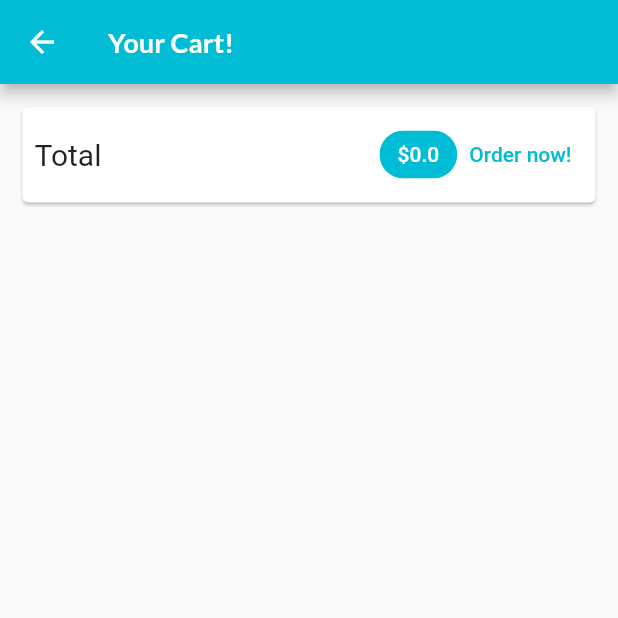
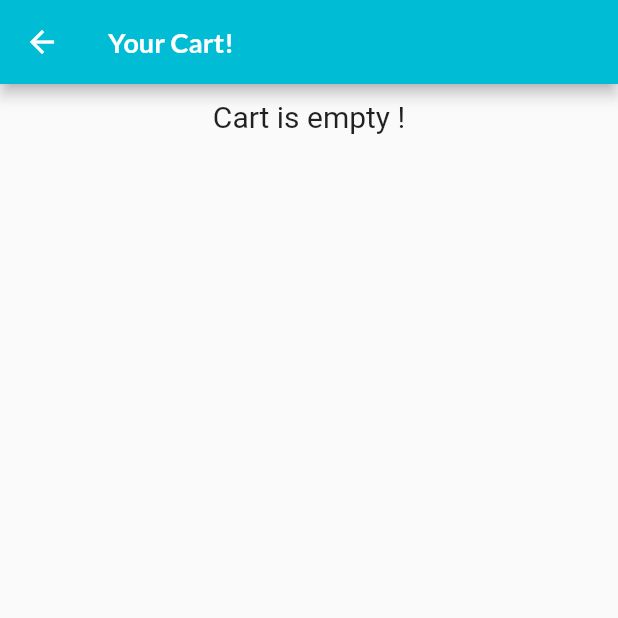
Before and after one commit to HaMinhThien-IT/iWarden, a Flutter app: the CartScreen screen opened by its route, on a phone screen of 412 x 824 dp, the top half of it. Run offline on Flutter 3.47's test engine with Material 2 defaults, Android fonts, the phone set to English and light mode, and no system bars; missing offline and left inert: dart:ffi; network calls fail.

Commit message:
create order product && loadlist

```diff
--- a/lib/providers/cart.dart
+++ b/lib/providers/cart.dart
@@ -17,7 +17,7 @@ class CartItem {
 }
 
 class Cart with ChangeNotifier {
-  final Map<String, CartItem> _items = {};
+  Map<String, CartItem> _items = {};
 
   Map<String, CartItem> get items {
     return {..._items};
@@ -69,4 +69,9 @@ class Cart with ChangeNotifier {
     _items.remove(productId);
     notifyListeners();
   }
+
+  void clear() {
+    _items = {};
+    notifyListeners();
+  }
 }
--- /dev/null
+++ b/lib/providers/order.dart
@@ -0,0 +1,32 @@
+import 'package:flutter/material.dart';
+import 'package:shop_app/providers/cart.dart';
+
+class OrderItem {
+  final String id;
+  final double amount;
+  final List<CartItem> product;
+  final DateTime dateTime;
+  OrderItem(
+      {required this.id,
+      required this.amount,
+      required this.dateTime,
+      required this.product});
+}
+
+class Orders with ChangeNotifier {
+  List<OrderItem> _orders = [];
+  List<OrderItem> get orders {
+    return [..._orders];
+  }
+
+  void addOrder(List<CartItem> cartProduct, double total) {
+    _orders.insert(
+        0,
+        OrderItem(
+            id: DateTime.now().toString(),
+            amount: total,
+            dateTime: DateTime.now(),
+            product: cartProduct));
+    notifyListeners();
+  }
+}
--- a/lib/screens/cart_screen.dart
+++ b/lib/screens/cart_screen.dart
@@ -1,20 +1,32 @@
+import 'dart:ui';
+
 import 'package:flutter/material.dart';
 import 'package:provider/provider.dart';
+import 'package:shop_app/providers/order.dart';
+import 'package:shop_app/screens/order_screen.dart';
 import 'package:shop_app/widgets/cart_item.dart';
 import '../providers/cart.dart';
 
 class CartScreen extends StatelessWidget {
   static const routeName = '/cart';
   const CartScreen({Key? key}) : super(key: key);
-
   @override
   Widget build(BuildContext context) {
     final cart = Provider.of<Cart>(context);
+    final orders = Provider.of<Orders>(context, listen: false);
     return Scaffold(
       appBar: AppBar(title: const Text('Your Cart!')),
       body: Column(
         children: <Widget>[
-          Card(
+          cart.itemCount < 1
+              ? Container(
+                  margin: const EdgeInsets.only(top: 10),
+                  child: const Text(
+                    'Cart is empty !',
+                    style: TextStyle(fontSize: 20),
+                  ),
+                )
+              : Card(
                   margin: const EdgeInsets.all(15),
                   child: Padding(
                     padding: const EdgeInsets.all(8),
@@ -30,11 +42,21 @@ class CartScreen extends StatelessWidget {
                           width: 10,
                         ),
                         Chip(
-                    label: Text('\$${cart.totalAmount.toString()}',
+                          label: Text(
+                              '\$${cart.totalAmount.toStringAsFixed(2)}',
                               style: const TextStyle(color: Colors.white)),
-                    backgroundColor: Theme.of(context).colorScheme.primary,
+                          backgroundColor:
+                              Theme.of(context).colorScheme.primary,
                         ),
-                  TextButton(onPressed: () {}, child: const Text('Order now!'))
+                        TextButton(
+                            onPressed: () {
+                              orders.addOrder(
+                                  cart.items.values.toList(), cart.totalAmount);
+                              cart.clear();
+                              Navigator.of(context)
+                                  .pushReplacementNamed(OrderScreen.routeName);
+                            },
+                            child: const Text('Order now!'))
                       ],
                     ),
                   ),
--- a/lib/screens/products_overview_screen.dart
+++ b/lib/screens/products_overview_screen.dart
@@ -1,5 +1,6 @@
 import 'package:flutter/material.dart';
 import 'package:provider/provider.dart';
+import '../widgets/app_drawer.dart';
 import '../screens/cart_screen.dart';
 import '../providers/cart.dart';
 import '../providers/products.dart';
@@ -68,6 +69,7 @@ class _ProductsOverviewScreenState extends State<ProductsOverviewScreen> {
           )),
         ),
       ),
+      drawer: AppDrawer(),
       body: ProductsGrid(showFavorite: _showFavoritesOnly),
     );
   }
--- a/pubspec.yaml
+++ b/pubspec.yaml
@@ -30,6 +30,7 @@ dependencies:
   flutter:
     sdk: flutter
   provider: ^6.0.3
+  intl: ^0.17.0
 
   # The following adds the Cupertino Icons font to your application.
   # Use with the CupertinoIcons class for iOS style icons.
```
Also changed, not shown: lib/main.dart (+7 -1 lines), lib/screens/order_screen.dart (added, +34 -0 lines), lib/widgets/app_drawer.dart (added, +41 -0 lines), lib/widgets/order_item.dart (added, +59 -0 lines), pubspec.lock. Lines whose indentation alone changed are shown as unchanged.
